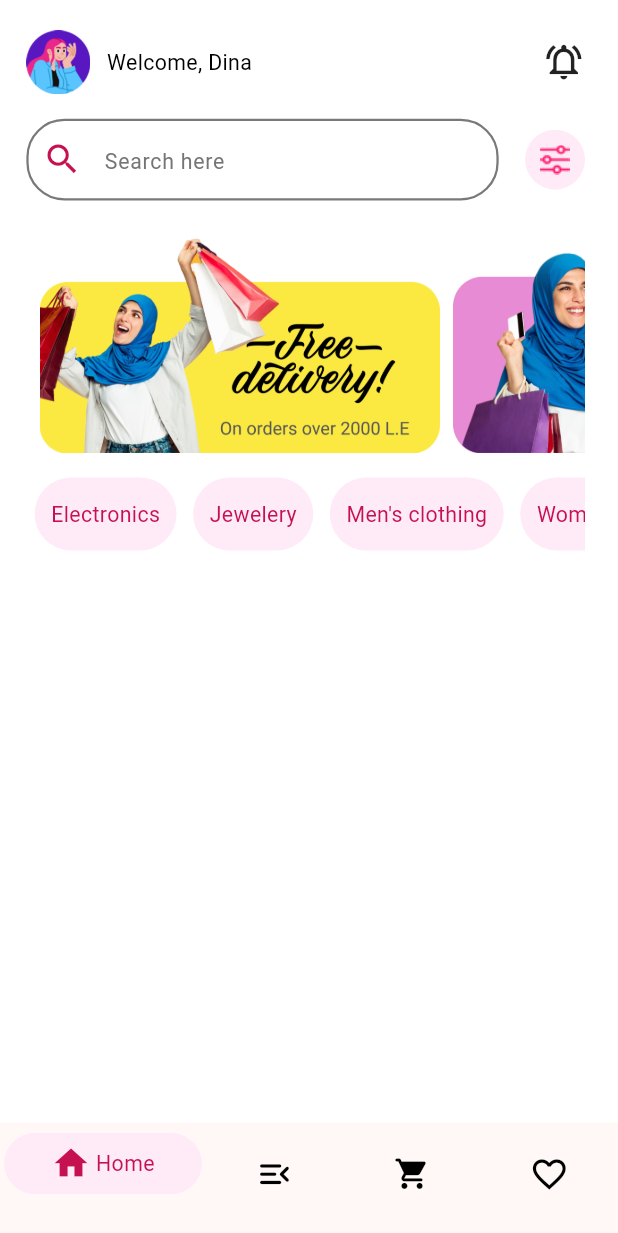
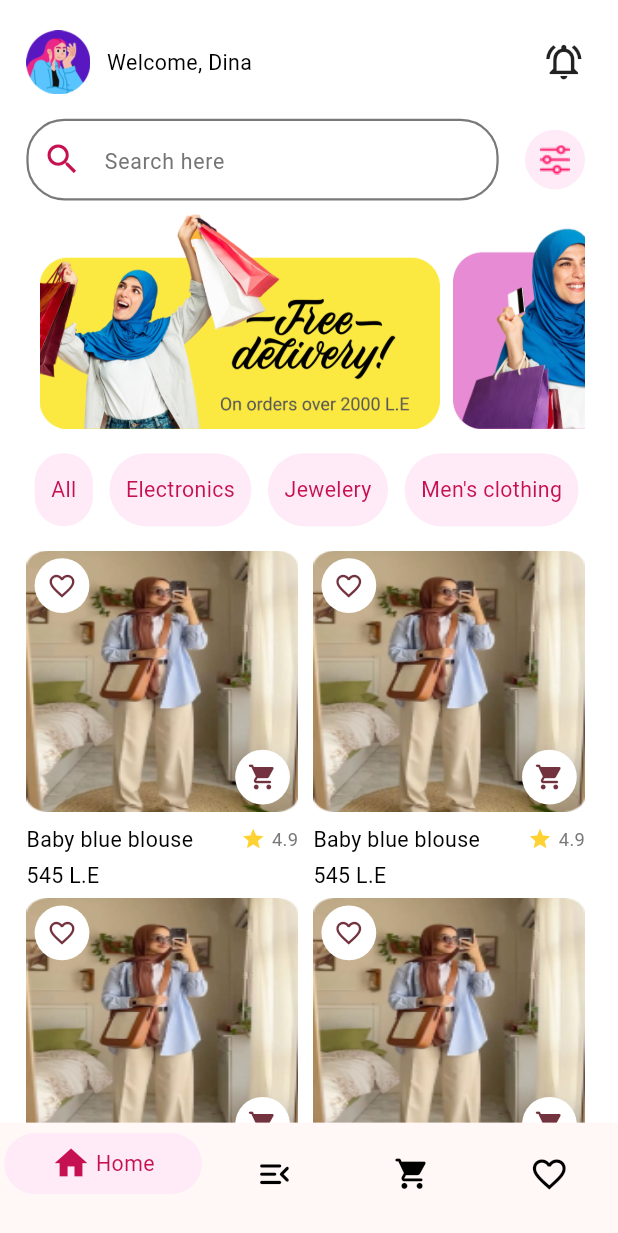
Before and after one commit to salma-hamza-org/diva_shopping_app, a Flutter app: the screen it shows after launch, on a phone screen of 412 x 824 dp. Shown: the top 1233 px of the screen. Run offline on Flutter 3.47's test engine with Material 3 defaults, Android fonts, the light colour scheme and no system bars; our stand-ins replace bloc, flutter_screenutil, flutter_secure_storage, google_fonts, shared_preferences.

Commit message:
DSA-27 : - add list of products

```diff
--- a/lib/core/theming/text_styles.dart
+++ b/lib/core/theming/text_styles.dart
@@ -5,8 +5,8 @@ import 'package:google_fonts/google_fonts.dart';
 
 class AppTextStyles{
 
-  static TextStyle font10RobotoGrey=GoogleFonts.roboto(
-    fontSize: 10.sp,
+  static TextStyle font12RobotoGrey=GoogleFonts.roboto(
+    fontSize: 12.sp,
     fontWeight: FontWeight.w400,
     color: AppColors.grey,
   );
--- /dev/null
+++ b/lib/features/home/ui/widgets/grid_of_products.dart
@@ -0,0 +1,115 @@
+import 'package:diva_shopping_app/core/helpers/spacing.dart';
+import 'package:diva_shopping_app/core/theming/colors.dart';
+import 'package:diva_shopping_app/core/theming/text_styles.dart';
+import 'package:flutter/material.dart';
+import 'package:flutter_screenutil/flutter_screenutil.dart';
+
+class GridOfProducts extends StatelessWidget{
+  const GridOfProducts({super.key});
+
+  @override
+  Widget build(BuildContext context) {
+    return Expanded(
+      child: CustomScrollView(
+        slivers: [
+          SliverGrid(
+            gridDelegate: const SliverGridDelegateWithFixedCrossAxisCount(
+              crossAxisCount: 2,
+              crossAxisSpacing: 10.0,
+              mainAxisSpacing: 5.0,
+              childAspectRatio: 0.8,
+            ),
+            delegate: SliverChildBuilderDelegate((BuildContext context, int index) => itemOfProduct(),
+              childCount: 10,
+            ),
+          ),
+        ],
+      ),
+    );
+  }
+}
+
+Widget itemOfProduct() {
+  return Column(
+    crossAxisAlignment: CrossAxisAlignment.start,
+    children: [
+      Expanded(
+        child: Stack(
+          children: [
+            Container(
+              decoration: BoxDecoration(
+                  borderRadius: BorderRadius.circular(25.r)
+              ),
+              child: Image.asset(
+                'assets/images/testImage.png',
+                fit: BoxFit.fill,
+                width: double.infinity,
+              ),
+            ),
+            Align(
+              alignment: AlignmentDirectional.topStart,
+              child: Padding(
+                padding: EdgeInsets.only(top: 5.h,left: 5.w),
+                child: CircleAvatar(
+                  radius: 18.r,
+                  backgroundColor: Colors.white,
+                  child: const Icon(Icons.favorite_border,
+                  size: 20,),
+                ),
+              ),
+            ),
+            Align(
+              alignment: AlignmentDirectional.bottomEnd,
+              child: Padding(
+                padding: EdgeInsets.only(bottom: 5.h,right: 5.w),
+                child: CircleAvatar(
+                  radius: 18.r,
+                  backgroundColor: Colors.white,
+                  child: const Icon(Icons.shopping_cart_rounded,
+                    size: 20,),
+                ),
+              ),
+            ),
+
+          ],
+        ),
+      ),
+      Padding(
+        padding:EdgeInsets.only(top: 8.h),
+        child: Row(
+          mainAxisAlignment: MainAxisAlignment.spaceBetween,
+          children: [
+            Expanded(
+              child: Text(
+                'Baby blue blouse',
+                style: AppTextStyles.font14RobotoBlack,
+                overflow: TextOverflow.ellipsis, // Prevent text overflow
+              ),
+            ),
+            Row(
+              children: [
+                Icon(
+                  Icons.star,
+                  color: AppColors.yellow,
+                  size: 16.0,
+                ),
+               horizontalSpace(4),
+                Text(
+                  '4.9',
+                  style: AppTextStyles.font12RobotoGrey,
+                ),
+              ],
+            ),
+          ],
+        ),
+      ),
+      Padding(
+        padding: EdgeInsets.only(top: 4.h),
+        child: Text(
+          '545 L.E',
+          style: AppTextStyles.font14RobotoBlack,
+        ),
+      ),
+    ],
+  );
+}
--- a/lib/features/home/ui/widgets/home_tab.dart
+++ b/lib/features/home/ui/widgets/home_tab.dart
@@ -1,3 +1,4 @@
+import 'package:diva_shopping_app/features/home/ui/widgets/grid_of_products.dart';
 import 'package:diva_shopping_app/features/home/ui/widgets/home_top_bar.dart';
 import 'package:diva_shopping_app/features/home/ui/widgets/list_of_categories.dart';
 import 'package:diva_shopping_app/features/home/ui/widgets/list_of_sales.dart';
@@ -23,7 +24,7 @@ class HomeTab extends StatelessWidget {
               SearchBarAndFilteration(),
               ListOfSales(),
               ListOfCategories(),
-
+              GridOfProducts(),
             ],
           ),
         ),
--- a/lib/features/home/ui/widgets/item_of_list_of_categories.dart
+++ b/lib/features/home/ui/widgets/item_of_list_of_categories.dart
@@ -11,6 +11,7 @@ class ItemOfListOfCategories extends StatelessWidget{
   @override
   Widget build(BuildContext context) {
     List<String> categoryNames = [
+      "All",
       "Electronics",
       "Jewelery",
       "Men's clothing",
--- a/lib/features/home/ui/widgets/list_of_categories.dart
+++ b/lib/features/home/ui/widgets/list_of_categories.dart
@@ -13,7 +13,7 @@ class ListOfCategories extends StatelessWidget{
       child: ListView.builder(
         scrollDirection: Axis.horizontal,
         itemBuilder: (context,index) => ItemOfListOfCategories(index: index,),
-        itemCount: 4,
+        itemCount: 5,
       ),
     );
   }
--- a/lib/features/home/ui/widgets/search_bar_and_filteration.dart
+++ b/lib/features/home/ui/widgets/search_bar_and_filteration.dart
@@ -11,7 +11,7 @@ class SearchBarAndFilteration extends StatelessWidget{
   @override
   Widget build(BuildContext context) {
     return Padding(
-      padding: EdgeInsets.symmetric(vertical: 16.h),
+      padding: EdgeInsets.only(top: 16.h),
       child: Row(
         mainAxisAlignment: MainAxisAlignment.spaceBetween,
         children: [
```
Also changed, not shown: assets/images/testImage.png (added).
